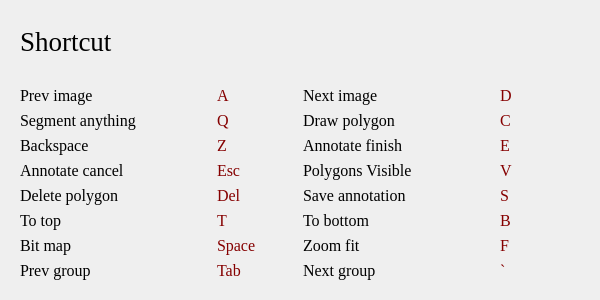
Above: ISAT/ui/shortcut_dialog.ui from yatengLG/ISAT_with_segment_anything before the change. Below: the same form after it.
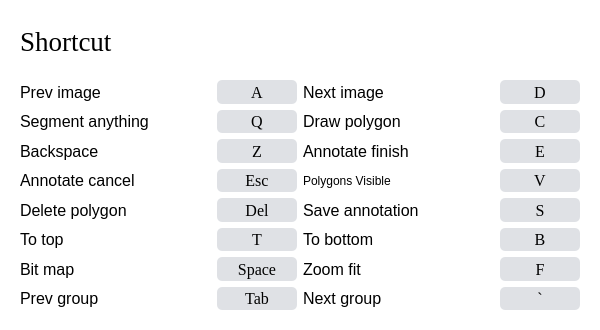
That is the form after the change.

```diff
--- a/ISAT/ui/shortcut_dialog.ui
+++ b/ISAT/ui/shortcut_dialog.ui
@@ -7,7 +7,7 @@
     <x>0</x>
     <y>0</y>
     <width>600</width>
-    <height>300</height>
+    <height>330</height>
    </rect>
   </property>
   <property name="sizePolicy">
@@ -19,13 +19,13 @@
   <property name="minimumSize">
    <size>
     <width>600</width>
-    <height>300</height>
+    <height>330</height>
    </size>
   </property>
   <property name="maximumSize">
    <size>
     <width>600</width>
-    <height>300</height>
+    <height>330</height>
    </size>
   </property>
   <property name="font">
@@ -34,9 +34,15 @@
    </font>
   </property>
   <property name="windowTitle">
-   <string>help</string>
+   <string>shortcut</string>
+  </property>
+  <property name="styleSheet">
+   <string notr="true">background-color: #FFFFFF;</string>
   </property>
   <layout class="QVBoxLayout" name="verticalLayout">
+   <property name="spacing">
+    <number>0</number>
+   </property>
    <item>
     <widget class="QWidget" name="widget" native="true">
      <property name="minimumSize">
@@ -83,82 +89,298 @@
       </font>
      </property>
      <layout class="QGridLayout" name="gridLayout">
+      <item row="1" column="1">
+       <widget class="QWidget" name="widget_4" native="true">
+        <property name="minimumSize">
+         <size>
+          <width>80</width>
+          <height>0</height>
+         </size>
+        </property>
+        <property name="maximumSize">
+         <size>
+          <width>80</width>
+          <height>16777215</height>
+         </size>
+        </property>
+        <layout class="QHBoxLayout" name="horizontalLayout_3">
+         <property name="spacing">
+          <number>0</number>
+         </property>
+         <property name="leftMargin">
+          <number>0</number>
+         </property>
+         <property name="topMargin">
+          <number>0</number>
+         </property>
+         <property name="rightMargin">
+          <number>0</number>
+         </property>
+         <property name="bottomMargin">
+          <number>0</number>
+         </property>
+         <item>
+          <widget class="QLabel" name="label_12">
+           <property name="maximumSize">
+            <size>
+             <width>80</width>
+             <height>16777215</height>
+            </size>
+           </property>
+           <property name="font">
+            <font>
+             <family>Times New Roman</family>
+             <pointsize>12</pointsize>
+            </font>
+           </property>
+           <property name="styleSheet">
+            <string notr="true">color: rgb(0, 0, 0);
+background-color: #DFE1E5;
+border-radius: 5px;</string>
+           </property>
+           <property name="text">
+            <string>Q</string>
+           </property>
+           <property name="alignment">
+            <set>Qt::AlignCenter</set>
+           </property>
+          </widget>
+         </item>
+        </layout>
+       </widget>
+      </item>
+      <item row="2" column="5">
+       <widget class="QWidget" name="widget_16" native="true">
+        <property name="minimumSize">
+         <size>
+          <width>80</width>
+          <height>0</height>
+         </size>
+        </property>
+        <property name="maximumSize">
+         <size>
+          <width>80</width>
+          <height>16777215</height>
+         </size>
+        </property>
+        <layout class="QHBoxLayout" name="horizontalLayout_13">
+         <property name="spacing">
+          <number>0</number>
+         </property>
+         <property name="leftMargin">
+          <number>0</number>
+         </property>
+         <property name="topMargin">
+          <number>0</number>
+         </property>
+         <property name="rightMargin">
+          <number>0</number>
+         </property>
+         <property name="bottomMargin">
+          <number>0</number>
+         </property>
+         <item>
+          <widget class="QLabel" name="label_25">
+           <property name="maximumSize">
+            <size>
+             <width>80</width>
+             <height>16777215</height>
+            </size>
+           </property>
+           <property name="font">
+            <font>
+             <family>Times New Roman</family>
+             <pointsize>12</pointsize>
+            </font>
+           </property>
+           <property name="styleSheet">
+            <string notr="true">color: rgb(0, 0, 0);
+background-color: #DFE1E5;
+border-radius: 5px;</string>
+           </property>
+           <property name="text">
+            <string>E</string>
+           </property>
+           <property name="alignment">
+            <set>Qt::AlignCenter</set>
+           </property>
+          </widget>
+         </item>
+        </layout>
+       </widget>
+      </item>
       <item row="0" column="1">
-       <widget class="QLabel" name="label_7">
+       <widget class="QWidget" name="widget_3" native="true">
+        <property name="minimumSize">
+         <size>
+          <width>80</width>
+          <height>0</height>
+         </size>
+        </property>
         <property name="maximumSize">
          <size>
           <width>80</width>
           <height>16777215</height>
          </size>
         </property>
-        <property name="font">
-         <font>
-          <family>Times New Roman</family>
-          <pointsize>12</pointsize>
-         </font>
-        </property>
-        <property name="styleSheet">
-         <string notr="true">color: rgb(133, 0, 0);</string>
-        </property>
-        <property name="text">
-         <string>A</string>
-        </property>
+        <layout class="QHBoxLayout" name="horizontalLayout_2">
+         <property name="spacing">
+          <number>0</number>
+         </property>
+         <property name="leftMargin">
+          <number>0</number>
+         </property>
+         <property name="topMargin">
+          <number>0</number>
+         </property>
+         <property name="rightMargin">
+          <number>0</number>
+         </property>
+         <property name="bottomMargin">
+          <number>0</number>
+         </property>
+         <item>
+          <widget class="QLabel" name="label_7">
+           <property name="maximumSize">
+            <size>
+             <width>80</width>
+             <height>16777215</height>
+            </size>
+           </property>
+           <property name="font">
+            <font>
+             <family>Times New Roman</family>
+             <pointsize>12</pointsize>
+            </font>
+           </property>
+           <property name="styleSheet">
+            <string notr="true">color: rgb(0, 0, 0);
+background-color: #DFE1E5;
+border-radius: 5px;</string>
+           </property>
+           <property name="text">
+            <string>A</string>
+           </property>
+           <property name="alignment">
+            <set>Qt::AlignCenter</set>
+           </property>
+          </widget>
+         </item>
+        </layout>
        </widget>
       </item>
-      <item row="0" column="0">
-       <widget class="QLabel" name="label_2">
-        <property name="font">
-         <font>
-          <pointsize>12</pointsize>
-         </font>
-        </property>
-        <property name="text">
-         <string>Prev image</string>
-        </property>
+      <item row="7" column="1">
+       <widget class="QWidget" name="widget_10" native="true">
+        <layout class="QHBoxLayout" name="horizontalLayout_9">
+         <property name="spacing">
+          <number>0</number>
+         </property>
+         <property name="leftMargin">
+          <number>0</number>
+         </property>
+         <property name="topMargin">
+          <number>0</number>
+         </property>
+         <property name="rightMargin">
+          <number>0</number>
+         </property>
+         <property name="bottomMargin">
+          <number>0</number>
+         </property>
+         <item>
+          <widget class="QLabel" name="label_31">
+           <property name="minimumSize">
+            <size>
+             <width>30</width>
+             <height>0</height>
+            </size>
+           </property>
+           <property name="maximumSize">
+            <size>
+             <width>80</width>
+             <height>16777215</height>
+            </size>
+           </property>
+           <property name="font">
+            <font>
+             <family>Times New Roman</family>
+             <pointsize>12</pointsize>
+            </font>
+           </property>
+           <property name="styleSheet">
+            <string notr="true">color: rgb(0, 0, 0);
+background-color: #DFE1E5;
+border-radius: 5px;</string>
+           </property>
+           <property name="text">
+            <string>Tab</string>
+           </property>
+           <property name="alignment">
+            <set>Qt::AlignCenter</set>
+           </property>
+          </widget>
+         </item>
+        </layout>
        </widget>
       </item>
-      <item row="5" column="1">
-       <widget class="QLabel" name="label_15">
-        <property name="maximumSize">
+      <item row="7" column="5">
+       <widget class="QWidget" name="widget_11" native="true">
+        <property name="minimumSize">
          <size>
           <width>80</width>
-          <height>16777215</height>
+          <height>0</height>
          </size>
         </property>
-        <property name="font">
-         <font>
-          <family>Times New Roman</family>
-          <pointsize>12</pointsize>
-         </font>
-        </property>
-        <property name="styleSheet">
-         <string notr="true">color: rgb(133, 0, 0);</string>
-        </property>
-        <property name="text">
-         <string>T</string>
-        </property>
-       </widget>
-      </item>
-      <item row="0" column="3">
-       <widget class="QLabel" name="label_17">
         <property name="maximumSize">
          <size>
           <width>80</width>
           <height>16777215</height>
          </size>
         </property>
-        <property name="font">
-         <font>
-          <family>Times New Roman</family>
-          <pointsize>12</pointsize>
-         </font>
-        </property>
-        <property name="styleSheet">
-         <string notr="true">color: rgb(133, 0, 0);</string>
-        </property>
-        <property name="text">
-         <string>D</string>
-        </property>
+        <layout class="QHBoxLayout" name="horizontalLayout_17">
+         <property name="spacing">
+          <number>0</number>
+         </property>
+         <property name="leftMargin">
+          <number>0</number>
+         </property>
+         <property name="topMargin">
+          <number>0</number>
+         </property>
+         <property name="rightMargin">
+          <number>0</number>
+         </property>
+         <property name="bottomMargin">
+          <number>0</number>
+         </property>
+         <item>
+          <widget class="QLabel" name="label_33">
+           <property name="maximumSize">
+            <size>
+             <width>80</width>
+             <height>16777215</height>
+            </size>
+           </property>
+           <property name="font">
+            <font>
+             <family>Times New Roman</family>
+             <pointsize>12</pointsize>
+            </font>
+           </property>
+           <property name="styleSheet">
+            <string notr="true">color: rgb(0, 0, 0);
+background-color: #DFE1E5;
+border-radius: 5px;</string>
+           </property>
+           <property name="text">
+            <string>`</string>
+           </property>
+           <property name="alignment">
+            <set>Qt::AlignCenter</set>
+           </property>
+          </widget>
+         </item>
+        </layout>
        </widget>
       </item>
       <item row="6" column="0">
@@ -173,63 +395,7 @@
         </property>
        </widget>
       </item>
-      <item row="6" column="1">
-       <widget class="QLabel" name="label_16">
-        <property name="maximumSize">
-         <size>
-          <width>80</width>
-          <height>16777215</height>
-         </size>
-        </property>
-        <property name="font">
-         <font>
-          <family>Times New Roman</family>
-          <pointsize>12</pointsize>
-         </font>
-        </property>
-        <property name="styleSheet">
-         <string notr="true">color: rgb(133, 0, 0);</string>
-        </property>
-        <property name="text">
-         <string>Space</string>
-        </property>
-       </widget>
-      </item>
-      <item row="6" column="2">
-       <widget class="QLabel" name="label_11">
-        <property name="font">
-         <font>
-          <pointsize>12</pointsize>
-         </font>
-        </property>
-        <property name="text">
-         <string>Zoom fit</string>
-        </property>
-       </widget>
-      </item>
-      <item row="6" column="3">
-       <widget class="QLabel" name="label_21">
-        <property name="maximumSize">
-         <size>
-          <width>80</width>
-          <height>16777215</height>
-         </size>
-        </property>
-        <property name="font">
-         <font>
-          <family>Times New Roman</family>
-          <pointsize>12</pointsize>
-         </font>
-        </property>
-        <property name="styleSheet">
-         <string notr="true">color: rgb(133, 0, 0);</string>
-        </property>
-        <property name="text">
-         <string>F</string>
-        </property>
-       </widget>
-      </item>
-      <item row="1" column="2">
+      <item row="1" column="4">
        <widget class="QLabel" name="label_5">
         <property name="font">
          <font>
@@ -253,7 +419,7 @@
         </property>
        </widget>
       </item>
-      <item row="5" column="2">
+      <item row="5" column="4">
        <widget class="QLabel" name="label_9">
         <property name="font">
          <font>
@@ -277,7 +443,7 @@
         </property>
        </widget>
       </item>
-      <item row="4" column="2">
+      <item row="4" column="4">
        <widget class="QLabel" name="label_10">
         <property name="font">
          <font>
@@ -289,95 +455,7 @@
         </property>
        </widget>
       </item>
-      <item row="1" column="3">
-       <widget class="QLabel" name="label_18">
-        <property name="maximumSize">
-         <size>
-          <width>80</width>
-          <height>16777215</height>
-         </size>
-        </property>
-        <property name="font">
-         <font>
-          <family>Times New Roman</family>
-          <pointsize>12</pointsize>
-         </font>
-        </property>
-        <property name="styleSheet">
-         <string notr="true">color: rgb(133, 0, 0);</string>
-        </property>
-        <property name="text">
-         <string>C</string>
-        </property>
-       </widget>
-      </item>
-      <item row="4" column="3">
-       <widget class="QLabel" name="label_19">
-        <property name="maximumSize">
-         <size>
-          <width>80</width>
-          <height>16777215</height>
-         </size>
-        </property>
-        <property name="font">
-         <font>
-          <family>Times New Roman</family>
-          <pointsize>12</pointsize>
-         </font>
-        </property>
-        <property name="styleSheet">
-         <string notr="true">color: rgb(133, 0, 0);</string>
-        </property>
-        <property name="text">
-         <string>S</string>
-        </property>
-       </widget>
-      </item>
-      <item row="4" column="1">
-       <widget class="QLabel" name="label_13">
-        <property name="maximumSize">
-         <size>
-          <width>80</width>
-          <height>16777215</height>
-         </size>
-        </property>
-        <property name="font">
-         <font>
-          <family>Times New Roman</family>
-          <pointsize>12</pointsize>
-         </font>
-        </property>
-        <property name="styleSheet">
-         <string notr="true">color: rgb(133, 0, 0);</string>
-        </property>
-        <property name="text">
-         <string>Del</string>
-        </property>
-       </widget>
-      </item>
-      <item row="1" column="1">
-       <widget class="QLabel" name="label_12">
-        <property name="maximumSize">
-         <size>
-          <width>80</width>
-          <height>16777215</height>
-         </size>
-        </property>
-        <property name="font">
-         <font>
-          <family>Times New Roman</family>
-          <pointsize>12</pointsize>
-         </font>
-        </property>
-        <property name="styleSheet">
-         <string notr="true">color: rgb(133, 0, 0);</string>
-        </property>
-        <property name="text">
-         <string>Q</string>
-        </property>
-       </widget>
-      </item>
-      <item row="0" column="2">
+      <item row="0" column="4">
        <widget class="QLabel" name="label_3">
         <property name="font">
          <font>
@@ -401,39 +479,7 @@
         </property>
        </widget>
       </item>
-      <item row="2" column="1">
-       <widget class="QLabel" name="label_23">
-        <property name="font">
-         <font>
-          <family>Times New Roman</family>
-          <pointsize>12</pointsize>
-         </font>
-        </property>
-        <property name="styleSheet">
-         <string notr="true">color: rgb(133, 0, 0);</string>
-        </property>
-        <property name="text">
-         <string>Z</string>
-        </property>
-       </widget>
-      </item>
-      <item row="2" column="3">
-       <widget class="QLabel" name="label_25">
-        <property name="font">
-         <font>
-          <family>Times New Roman</family>
-          <pointsize>12</pointsize>
-         </font>
-        </property>
-        <property name="styleSheet">
-         <string notr="true">color: rgb(133, 0, 0);</string>
-        </property>
-        <property name="text">
-         <string>E</string>
-        </property>
-       </widget>
-      </item>
-      <item row="2" column="2">
+      <item row="2" column="4">
        <widget class="QLabel" name="label_24">
         <property name="font">
          <font>
@@ -457,22 +503,6 @@
         </property>
        </widget>
       </item>
-      <item row="3" column="1">
-       <widget class="QLabel" name="label_27">
-        <property name="font">
-         <font>
-          <family>Times New Roman</family>
-          <pointsize>12</pointsize>
-         </font>
-        </property>
-        <property name="styleSheet">
-         <string notr="true">color: rgb(133, 0, 0);</string>
-        </property>
-        <property name="text">
-         <string>Esc</string>
-        </property>
-       </widget>
-      </item>
       <item row="5" column="0">
        <widget class="QLabel" name="label_8">
         <property name="font">
@@ -485,97 +515,703 @@
         </property>
        </widget>
       </item>
-      <item row="3" column="2">
+      <item row="3" column="4">
        <widget class="QLabel" name="label_28">
         <property name="text">
          <string>Polygons Visible</string>
         </property>
        </widget>
       </item>
-      <item row="3" column="3">
-       <widget class="QLabel" name="label_29">
-        <property name="font">
-         <font>
-          <family>Times New Roman</family>
-          <pointsize>12</pointsize>
-         </font>
-        </property>
-        <property name="styleSheet">
-         <string notr="true">color: rgb(133, 0, 0);</string>
-        </property>
-        <property name="text">
-         <string>V</string>
-        </property>
-       </widget>
-      </item>
-      <item row="5" column="3">
-       <widget class="QLabel" name="label_20">
-        <property name="maximumSize">
-         <size>
-          <width>80</width>
-          <height>16777215</height>
-         </size>
-        </property>
-        <property name="font">
-         <font>
-          <family>Times New Roman</family>
-          <pointsize>12</pointsize>
-         </font>
-        </property>
-        <property name="styleSheet">
-         <string notr="true">color: rgb(133, 0, 0);</string>
-        </property>
-        <property name="text">
-         <string>B</string>
-        </property>
-       </widget>
-      </item>
       <item row="7" column="0">
        <widget class="QLabel" name="label_30">
+        <property name="font">
+         <font>
+          <pointsize>12</pointsize>
+         </font>
+        </property>
         <property name="text">
          <string>Prev group</string>
         </property>
        </widget>
       </item>
-      <item row="7" column="1">
-       <widget class="QLabel" name="label_31">
-        <property name="font">
-         <font>
-          <family>Times New Roman</family>
-          <pointsize>12</pointsize>
-         </font>
-        </property>
-        <property name="styleSheet">
-         <string notr="true">color: rgb(133, 0, 0);</string>
-        </property>
-        <property name="text">
-         <string>Tab</string>
-        </property>
-       </widget>
-      </item>
-      <item row="7" column="2">
+      <item row="7" column="4">
        <widget class="QLabel" name="label_32">
+        <property name="font">
+         <font>
+          <pointsize>12</pointsize>
+         </font>
+        </property>
         <property name="text">
          <string>Next group</string>
         </property>
        </widget>
       </item>
-      <item row="7" column="3">
-       <widget class="QLabel" name="label_33">
+      <item row="1" column="5">
+       <widget class="QWidget" name="widget_17" native="true">
+        <property name="minimumSize">
+         <size>
+          <width>80</width>
+          <height>0</height>
+         </size>
+        </property>
+        <property name="maximumSize">
+         <size>
+          <width>80</width>
+          <height>16777215</height>
+         </size>
+        </property>
+        <layout class="QHBoxLayout" name="horizontalLayout_12">
+         <property name="spacing">
+          <number>0</number>
+         </property>
+         <property name="leftMargin">
+          <number>0</number>
+         </property>
+         <property name="topMargin">
+          <number>0</number>
+         </property>
+         <property name="rightMargin">
+          <number>0</number>
+         </property>
+         <property name="bottomMargin">
+          <number>0</number>
+         </property>
+         <item>
+          <widget class="QLabel" name="label_18">
+           <property name="maximumSize">
+            <size>
+             <width>80</width>
+             <height>16777215</height>
+            </size>
+           </property>
+           <property name="font">
+            <font>
+             <family>Times New Roman</family>
+             <pointsize>12</pointsize>
+            </font>
+           </property>
+           <property name="styleSheet">
+            <string notr="true">color: rgb(0, 0, 0);
+background-color: #DFE1E5;
+border-radius: 5px;</string>
+           </property>
+           <property name="text">
+            <string>C</string>
+           </property>
+           <property name="alignment">
+            <set>Qt::AlignCenter</set>
+           </property>
+          </widget>
+         </item>
+        </layout>
+       </widget>
+      </item>
+      <item row="0" column="0">
+       <widget class="QLabel" name="label_2">
         <property name="font">
          <font>
-          <family>Times New Roman</family>
           <pointsize>12</pointsize>
          </font>
         </property>
-        <property name="styleSheet">
-         <string notr="true">color: rgb(133, 0, 0);</string>
+        <property name="text">
+         <string>Prev image</string>
         </property>
+       </widget>
+      </item>
+      <item row="6" column="4">
+       <widget class="QLabel" name="label_11">
+        <property name="font">
+         <font>
+          <pointsize>12</pointsize>
+         </font>
+        </property>
         <property name="text">
-         <string>`</string>
+         <string>Zoom fit</string>
         </property>
        </widget>
       </item>
+      <item row="6" column="1">
+       <widget class="QWidget" name="widget_9" native="true">
+        <layout class="QHBoxLayout" name="horizontalLayout_8">
+         <property name="spacing">
+          <number>0</number>
+         </property>
+         <property name="leftMargin">
+          <number>0</number>
+         </property>
+         <property name="topMargin">
+          <number>0</number>
+         </property>
+         <property name="rightMargin">
+          <number>0</number>
+         </property>
+         <property name="bottomMargin">
+          <number>0</number>
+         </property>
+         <item>
+          <widget class="QLabel" name="label_16">
+           <property name="minimumSize">
+            <size>
+             <width>0</width>
+             <height>0</height>
+            </size>
+           </property>
+           <property name="maximumSize">
+            <size>
+             <width>80</width>
+             <height>16777215</height>
+            </size>
+           </property>
+           <property name="font">
+            <font>
+             <family>Times New Roman</family>
+             <pointsize>12</pointsize>
+            </font>
+           </property>
+           <property name="styleSheet">
+            <string notr="true">color: rgb(0, 0, 0);
+background-color: #DFE1E5;
+border-radius: 5px;</string>
+           </property>
+           <property name="text">
+            <string>Space</string>
+           </property>
+           <property name="alignment">
+            <set>Qt::AlignCenter</set>
+           </property>
+          </widget>
+         </item>
+        </layout>
+       </widget>
+      </item>
+      <item row="0" column="5">
+       <widget class="QWidget" name="widget_18" native="true">
+        <property name="minimumSize">
+         <size>
+          <width>80</width>
+          <height>0</height>
+         </size>
+        </property>
+        <property name="maximumSize">
+         <size>
+          <width>80</width>
+          <height>16777215</height>
+         </size>
+        </property>
+        <layout class="QHBoxLayout" name="horizontalLayout_11">
+         <property name="spacing">
+          <number>0</number>
+         </property>
+         <property name="leftMargin">
+          <number>0</number>
+         </property>
+         <property name="topMargin">
+          <number>0</number>
+         </property>
+         <property name="rightMargin">
+          <number>0</number>
+         </property>
+         <property name="bottomMargin">
+          <number>0</number>
+         </property>
+         <item>
+          <widget class="QLabel" name="label_17">
+           <property name="maximumSize">
+            <size>
+             <width>80</width>
+             <height>16777215</height>
+            </size>
+           </property>
+           <property name="font">
+            <font>
+             <family>Times New Roman</family>
+             <pointsize>12</pointsize>
+            </font>
+           </property>
+           <property name="styleSheet">
+            <string notr="true">color: rgb(0, 0, 0);
+background-color: #DFE1E5;
+border-radius: 5px;</string>
+           </property>
+           <property name="text">
+            <string>D</string>
+           </property>
+           <property name="alignment">
+            <set>Qt::AlignCenter</set>
+           </property>
+          </widget>
+         </item>
+        </layout>
+       </widget>
+      </item>
+      <item row="6" column="5">
+       <widget class="QWidget" name="widget_12" native="true">
+        <property name="minimumSize">
+         <size>
+          <width>80</width>
+          <height>0</height>
+         </size>
+        </property>
+        <property name="maximumSize">
+         <size>
+          <width>80</width>
+          <height>16777215</height>
+         </size>
+        </property>
+        <layout class="QHBoxLayout" name="horizontalLayout_10">
+         <property name="spacing">
+          <number>0</number>
+         </property>
+         <property name="leftMargin">
+          <number>0</number>
+         </property>
+         <property name="topMargin">
+          <number>0</number>
+         </property>
+         <property name="rightMargin">
+          <number>0</number>
+         </property>
+         <property name="bottomMargin">
+          <number>0</number>
+         </property>
+         <item>
+          <widget class="QLabel" name="label_21">
+           <property name="maximumSize">
+            <size>
+             <width>80</width>
+             <height>16777215</height>
+            </size>
+           </property>
+           <property name="font">
+            <font>
+             <family>Times New Roman</family>
+             <pointsize>12</pointsize>
+            </font>
+           </property>
+           <property name="styleSheet">
+            <string notr="true">color: rgb(0, 0, 0);
+background-color: #DFE1E5;
+border-radius: 5px;</string>
+           </property>
+           <property name="text">
+            <string>F</string>
+           </property>
+           <property name="alignment">
+            <set>Qt::AlignCenter</set>
+           </property>
+          </widget>
+         </item>
+        </layout>
+       </widget>
+      </item>
+      <item row="4" column="1">
+       <widget class="QWidget" name="widget_7" native="true">
+        <layout class="QHBoxLayout" name="horizontalLayout_6">
+         <property name="spacing">
+          <number>0</number>
+         </property>
+         <property name="leftMargin">
+          <number>0</number>
+         </property>
+         <property name="topMargin">
+          <number>0</number>
+         </property>
+         <property name="rightMargin">
+          <number>0</number>
+         </property>
+         <property name="bottomMargin">
+          <number>0</number>
+         </property>
+         <item>
+          <widget class="QLabel" name="label_13">
+           <property name="minimumSize">
+            <size>
+             <width>0</width>
+             <height>0</height>
+            </size>
+           </property>
+           <property name="maximumSize">
+            <size>
+             <width>80</width>
+             <height>16777215</height>
+            </size>
+           </property>
+           <property name="font">
+            <font>
+             <family>Times New Roman</family>
+             <pointsize>12</pointsize>
+            </font>
+           </property>
+           <property name="styleSheet">
+            <string notr="true">color: rgb(0, 0, 0);
+background-color: #DFE1E5;
+border-radius: 5px;</string>
+           </property>
+           <property name="text">
+            <string>Del</string>
+           </property>
+           <property name="alignment">
+            <set>Qt::AlignCenter</set>
+           </property>
+          </widget>
+         </item>
+        </layout>
+       </widget>
+      </item>
+      <item row="5" column="5">
+       <widget class="QWidget" name="widget_13" native="true">
+        <property name="minimumSize">
+         <size>
+          <width>80</width>
+          <height>0</height>
+         </size>
+        </property>
+        <property name="maximumSize">
+         <size>
+          <width>80</width>
+          <height>16777215</height>
+         </size>
+        </property>
+        <layout class="QHBoxLayout" name="horizontalLayout_16">
+         <property name="spacing">
+          <number>0</number>
+         </property>
+         <property name="leftMargin">
+          <number>0</number>
+         </property>
+         <property name="topMargin">
+          <number>0</number>
+         </property>
+         <property name="rightMargin">
+          <number>0</number>
+         </property>
+         <property name="bottomMargin">
+          <number>0</number>
+         </property>
+         <item>
+          <widget class="QLabel" name="label_20">
+           <property name="maximumSize">
+            <size>
+             <width>80</width>
+             <height>16777215</height>
+            </size>
+           </property>
+           <property name="font">
+            <font>
+             <family>Times New Roman</family>
+             <pointsize>12</pointsize>
+            </font>
+           </property>
+           <property name="styleSheet">
+            <string notr="true">color: rgb(0, 0, 0);
+background-color: #DFE1E5;
+border-radius: 5px;</string>
+           </property>
+           <property name="text">
+            <string>B</string>
+           </property>
+           <property name="alignment">
+            <set>Qt::AlignCenter</set>
+           </property>
+          </widget>
+         </item>
+        </layout>
+       </widget>
+      </item>
+      <item row="3" column="5">
+       <widget class="QWidget" name="widget_15" native="true">
+        <property name="minimumSize">
+         <size>
+          <width>80</width>
+          <height>0</height>
+         </size>
+        </property>
+        <property name="maximumSize">
+         <size>
+          <width>80</width>
+          <height>16777215</height>
+         </size>
+        </property>
+        <layout class="QHBoxLayout" name="horizontalLayout_14">
+         <property name="spacing">
+          <number>0</number>
+         </property>
+         <property name="leftMargin">
+          <number>0</number>
+         </property>
+         <property name="topMargin">
+          <number>0</number>
+         </property>
+         <property name="rightMargin">
+          <number>0</number>
+         </property>
+         <property name="bottomMargin">
+          <number>0</number>
+         </property>
+         <item>
+          <widget class="QLabel" name="label_29">
+           <property name="maximumSize">
+            <size>
+             <width>80</width>
+             <height>16777215</height>
+            </size>
+           </property>
+           <property name="font">
+            <font>
+             <family>Times New Roman</family>
+             <pointsize>12</pointsize>
+            </font>
+           </property>
+           <property name="styleSheet">
+            <string notr="true">color: rgb(0, 0, 0);
+background-color: #DFE1E5;
+border-radius: 5px;</string>
+           </property>
+           <property name="text">
+            <string>V</string>
+           </property>
+           <property name="alignment">
+            <set>Qt::AlignCenter</set>
+           </property>
+          </widget>
+         </item>
+        </layout>
+       </widget>
+      </item>
+      <item row="3" column="1">
+       <widget class="QWidget" name="widget_6" native="true">
+        <property name="minimumSize">
+         <size>
+          <width>80</width>
+          <height>0</height>
+         </size>
+        </property>
+        <property name="maximumSize">
+         <size>
+          <width>80</width>
+          <height>16777215</height>
+         </size>
+        </property>
+        <layout class="QHBoxLayout" name="horizontalLayout_5">
+         <property name="spacing">
+          <number>0</number>
+         </property>
+         <property name="leftMargin">
+          <number>0</number>
+         </property>
+         <property name="topMargin">
+          <number>0</number>
+         </property>
+         <property name="rightMargin">
+          <number>0</number>
+         </property>
+         <property name="bottomMargin">
+          <number>0</number>
+         </property>
+         <item>
+          <widget class="QLabel" name="label_27">
+           <property name="maximumSize">
+            <size>
+             <width>80</width>
+             <height>16777215</height>
+            </size>
+           </property>
+           <property name="font">
+            <font>
+             <family>Times New Roman</family>
+             <pointsize>12</pointsize>
+            </font>
+           </property>
+           <property name="styleSheet">
+            <string notr="true">color: rgb(0, 0, 0);
+background-color: #DFE1E5;
+border-radius: 5px;</string>
+           </property>
+           <property name="text">
+            <string>Esc</string>
+           </property>
+           <property name="alignment">
+            <set>Qt::AlignCenter</set>
+           </property>
+          </widget>
+         </item>
+        </layout>
+       </widget>
+      </item>
+      <item row="5" column="1">
+       <widget class="QWidget" name="widget_8" native="true">
+        <layout class="QHBoxLayout" name="horizontalLayout_7">
+         <property name="spacing">
+          <number>0</number>
+         </property>
+         <property name="leftMargin">
+          <number>0</number>
+         </property>
+         <property name="topMargin">
+          <number>0</number>
+         </property>
+         <property name="rightMargin">
+          <number>0</number>
+         </property>
+         <property name="bottomMargin">
+          <number>0</number>
+         </property>
+         <item>
+          <widget class="QLabel" name="label_15">
+           <property name="minimumSize">
+            <size>
+             <width>0</width>
+             <height>0</height>
+            </size>
+           </property>
+           <property name="maximumSize">
+            <size>
+             <width>80</width>
+             <height>16777215</height>
+            </size>
+           </property>
+           <property name="font">
+            <font>
+             <family>Times New Roman</family>
+             <pointsize>12</pointsize>
+            </font>
+           </property>
+           <property name="styleSheet">
+            <string notr="true">color: rgb(0, 0, 0);
+background-color: #DFE1E5;
+border-radius: 5px;</string>
+           </property>
+           <property name="text">
+            <string>T</string>
+           </property>
+           <property name="alignment">
+            <set>Qt::AlignCenter</set>
+           </property>
+          </widget>
+         </item>
+        </layout>
+       </widget>
+      </item>
+      <item row="2" column="1">
+       <widget class="QWidget" name="widget_5" native="true">
+        <property name="minimumSize">
+         <size>
+          <width>80</width>
+          <height>0</height>
+         </size>
+        </property>
+        <property name="maximumSize">
+         <size>
+          <width>80</width>
+          <height>16777215</height>
+         </size>
+        </property>
+        <layout class="QHBoxLayout" name="horizontalLayout_4">
+         <property name="spacing">
+          <number>0</number>
+         </property>
+         <property name="leftMargin">
+          <number>0</number>
+         </property>
+         <property name="topMargin">
+          <number>0</number>
+         </property>
+         <property name="rightMargin">
+          <number>0</number>
+         </property>
+         <property name="bottomMargin">
+          <number>0</number>
+         </property>
+         <item>
+          <widget class="QLabel" name="label_23">
+           <property name="maximumSize">
+            <size>
+             <width>80</width>
+             <height>16777215</height>
+            </size>
+           </property>
+           <property name="font">
+            <font>
+             <family>Times New Roman</family>
+             <pointsize>12</pointsize>
+            </font>
+           </property>
+           <property name="styleSheet">
+            <string notr="true">color: rgb(0, 0, 0);
+background-color: #DFE1E5;
+border-radius: 5px;</string>
+           </property>
+           <property name="text">
+            <string>Z</string>
+           </property>
+           <property name="alignment">
+            <set>Qt::AlignCenter</set>
+           </property>
+          </widget>
+         </item>
+        </layout>
+       </widget>
+      </item>
+      <item row="4" column="5">
+       <widget class="QWidget" name="widget_14" native="true">
+        <property name="minimumSize">
+         <size>
+          <width>80</width>
+          <height>0</height>
+         </size>
+        </property>
+        <property name="maximumSize">
+         <size>
+          <width>80</width>
+          <height>16777215</height>
+         </size>
+        </property>
+        <layout class="QHBoxLayout" name="horizontalLayout_15">
+         <property name="spacing">
+          <number>0</number>
+         </property>
+         <property name="leftMargin">
+          <number>0</number>
+         </property>
+         <property name="topMargin">
+          <number>0</number>
+         </property>
+         <property name="rightMargin">
+          <number>0</number>
+         </property>
+         <property name="bottomMargin">
+          <number>0</number>
+         </property>
+         <item>
+          <widget class="QLabel" name="label_19">
+           <property name="maximumSize">
+            <size>
+             <width>80</width>
+             <height>16777215</height>
+            </size>
+           </property>
+           <property name="font">
+            <font>
+             <family>Times New Roman</family>
+             <pointsize>12</pointsize>
+            </font>
+           </property>
+           <property name="styleSheet">
+            <string notr="true">color: rgb(0, 0, 0);
+background-color: #DFE1E5;
+border-radius: 5px;</string>
+           </property>
+           <property name="text">
+            <string>S</string>
+           </property>
+           <property name="alignment">
+            <set>Qt::AlignCenter</set>
+           </property>
+          </widget>
+         </item>
+        </layout>
+       </widget>
+      </item>
      </layout>
     </widget>
    </item>
```
Left out of the diff: 2 changed lines with no effect on the pictures.
